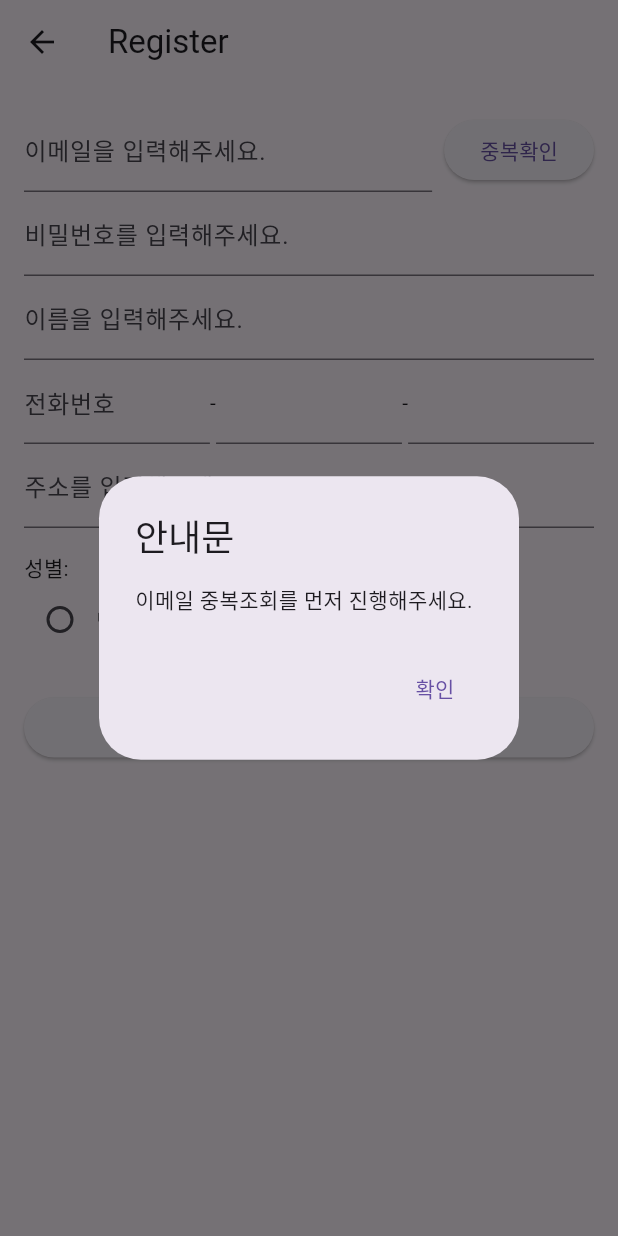
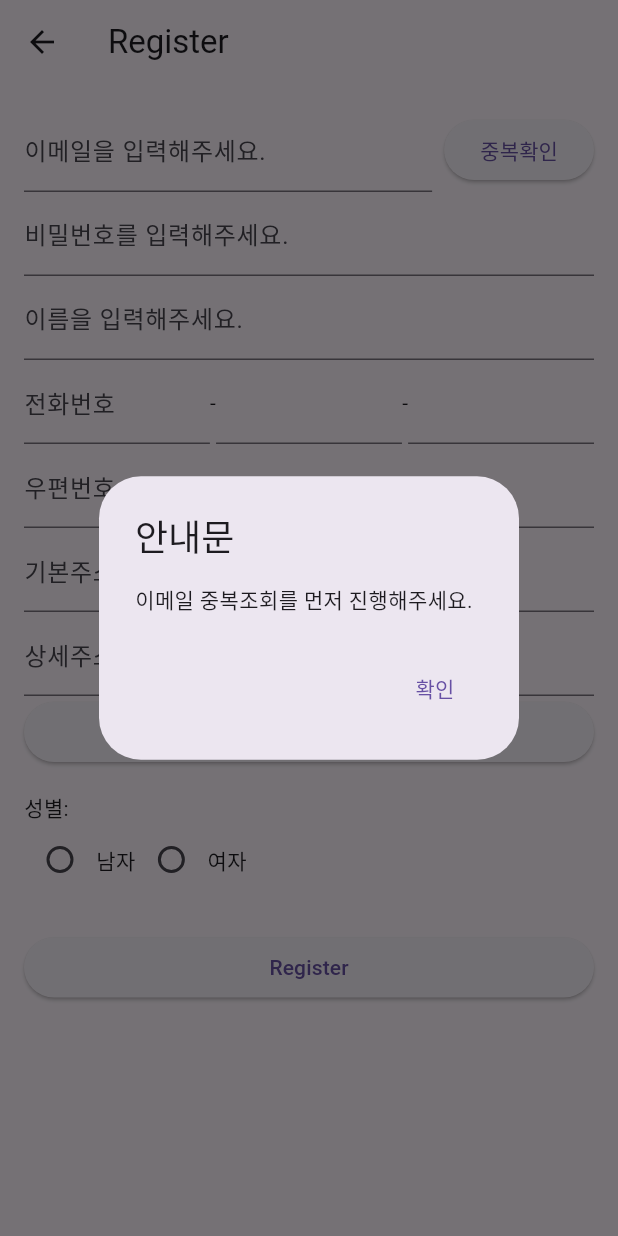
Before and after one commit to BBYUworld/bbyu-fe, a Flutter app: the RegisterView screen opened directly, after a tap on "Register", on a phone screen of 412 x 824 dp. Run offline on Flutter 3.47's test engine with Material 3 defaults, Android fonts, the phone set to English and light mode, and no system bars; our stand-ins replace flutter_secure_storage, webview_flutter; missing offline and left inert: remedi_kopo; accounts and stored records are empty.

```diff
--- a/lib/main.dart
+++ b/lib/main.dart
@@ -2,8 +2,10 @@ import 'package:flutter/material.dart';
 import 'package:provider/provider.dart';
 import 'app/app.dart';
 import 'views/home/home_viewmodel.dart';
+import 'package:webview_flutter/webview_flutter.dart';
 
 void main() {
+  WebView.platform = AndroidWebView();
   runApp(
     ChangeNotifierProvider(
       create: (context) => HomeViewModel(),
--- a/lib/views/login/register_view.dart
+++ b/lib/views/login/register_view.dart
@@ -3,6 +3,7 @@ import 'package:flutter/services.dart';
 import 'package:http/http.dart' as http;
 import 'dart:convert';
 import '../login/login_view.dart';
+import 'package:remedi_kopo/remedi_kopo.dart';
 
 class RegisterView extends StatefulWidget {
   @override
@@ -17,7 +18,9 @@ class _RegisterViewState extends State<RegisterView> {
   final TextEditingController _phoneController1 = TextEditingController();
   final TextEditingController _phoneController2 = TextEditingController();
   final TextEditingController _phoneController3 = TextEditingController();
+  final TextEditingController _postcodeController = TextEditingController();
   final TextEditingController _addressController = TextEditingController();
+  final TextEditingController _addressDetailController = TextEditingController();
   String _gender = "";
   String authNumber = "";
   bool existCheck = false;
@@ -31,6 +34,23 @@ class _RegisterViewState extends State<RegisterView> {
     return _phoneController1.text.length == 3 &&
         _phoneController2.text.length == 4 &&
         _phoneController3.text.length == 4;
+  }
+
+  void _searchAddress(BuildContext context) async {
+    KopoModel? model = await Navigator.push(
+      context,
+      MaterialPageRoute(
+        builder: (context) => RemediKopo(),
+      ),
+    );
+
+    if (model != null) {
+      setState(() {
+        _postcodeController.text = model.zonecode ?? '';
+        _addressController.text = model.address ?? '';
+        _addressDetailController.text = model.buildingName ?? '';
+      });
+    }
   }
 
   Future<void> _validateUserAlreadyExist() async {
@@ -75,6 +95,7 @@ class _RegisterViewState extends State<RegisterView> {
       _showDialog("성별을 선택해주세요.");
       return;
     }
+    print("주소 테스트 : ${_postcodeController.text} ${_addressController.text} ${_addressDetailController.text}");
     final url = Uri.parse('http://10.0.2.2:8080/user/regist');
     try{
       final response = await http.post(
@@ -86,7 +107,7 @@ class _RegisterViewState extends State<RegisterView> {
           // name ,phone, address
           'name' : _nameController.text,
           'phone' : formattedPhoneNumber,
-          'address' : _addressController.text,
+          'address' : "${_addressController.text} ${_addressDetailController.text}",
           'gender' : _gender
         }),
       );
@@ -241,10 +262,26 @@ class _RegisterViewState extends State<RegisterView> {
                 ),
               ],
             ),
+
+            TextField(
+              controller: _postcodeController,
+              decoration: InputDecoration(labelText: '우편번호'),
+              readOnly: true,
+            ),
             TextField(
               controller: _addressController,
-              decoration: InputDecoration(labelText: '주소를 입력해주세요.'),
+              decoration: InputDecoration(labelText: '기본주소'),
+              readOnly: true,
             ),
+            TextField(
+              controller: _addressDetailController,
+              decoration: InputDecoration(labelText: '상세주소'),
+            ),
+            ElevatedButton(
+              onPressed: () => _searchAddress(context),
+              child: Text('주소 검색'),
+            ),
+
             SizedBox(height: 16),
             Text('성별:'),
             Row(
--- a/pubspec.yaml
+++ b/pubspec.yaml
@@ -33,7 +33,7 @@ dependencies:
   provider: ^6.1.2
   http: ^0.13.5
   flutter_secure_storage: ^8.0.0
-
+  remedi_kopo: ^0.0.2
 
   # The following adds the Cupertino Icons font to your application.
   # Use with the CupertinoIcons class for iOS style icons.
```
Also changed, not shown: lib/views/login/login_view.dart (+10 -0 lines), pubspec.lock, 2 other files.
